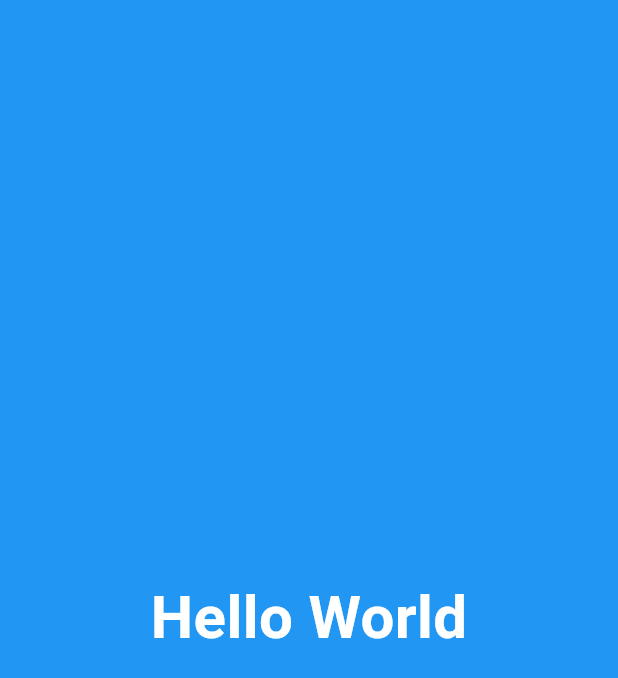
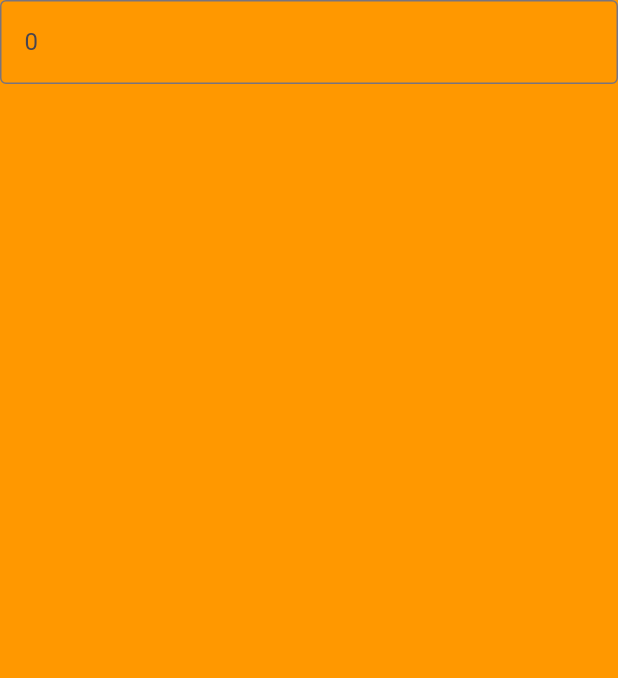
Before and after one commit to omrajindra/learn_futter, a Flutter app: the screen it shows after launch, on a phone screen of 412 x 824 dp. Shown: the top 678 px of the screen. Run offline on Flutter 3.47's test engine with Material 3 defaults, Android fonts, the phone set to English and light mode, and no system bars.

Commit message:
3.1 start of calculator app

```diff
--- a/lib/app/app.dart
+++ b/lib/app/app.dart
@@ -1,5 +1,5 @@
 import 'package:flutter/material.dart';
-import 'package:helloworld/views/home_view.dart';
+import 'package:helloworld/views/home_view_calulator.dart';
 
 class MyApp extends StatelessWidget {
   const MyApp({
@@ -8,6 +8,6 @@ class MyApp extends StatelessWidget {
 
   @override
   Widget build(BuildContext context) {
-    return MaterialApp(title: "Calinote", home: HomeView());
+    return MaterialApp(title: "Calinote", home: HomeCalculatorView());
   }
 }
--- /dev/null
+++ b/lib/views/calculator_view.dart
@@ -0,0 +1,17 @@
+import 'package:flutter/material.dart';
+
+class CalculatorView extends StatelessWidget {
+  const CalculatorView({super.key});
+
+  @override
+  Widget build(BuildContext context) {
+    return const Column(children: [
+      TextField(
+        decoration: InputDecoration(
+            border: OutlineInputBorder(),
+            labelText: "0",
+            hintText: "Enter the number"),
+      )
+    ]);
+  }
+}
--- a/lib/views/home_view.dart
+++ b/lib/views/home_view.dart
@@ -7,7 +7,7 @@ class HomeView extends StatelessWidget {
   Widget build(BuildContext context) {
     return Material(
         child: Container(
-            color: Colors.blue,
+            color: Colors.orange,
             child: Center(
                 child: const Text(
               "Hello World",
--- /dev/null
+++ b/lib/views/home_view_calulator.dart
@@ -0,0 +1,15 @@
+import 'package:flutter/material.dart';
+import 'package:helloworld/views/calculator_view.dart';
+
+class HomeCalculatorView extends StatelessWidget {
+  const HomeCalculatorView({super.key});
+
+  @override
+  Widget build(BuildContext context) {
+    return Material(
+        child: Container(
+      color: Colors.orange,
+      child: CalculatorView(),
+    ));
+  }
+}
--- a/pubspec.yaml
+++ b/pubspec.yaml
@@ -14,6 +14,10 @@ dev_dependencies:
   flutter_test:
     sdk: flutter
   flutter_lints: ^2.0.2
+  bdd_widget_test: ^1.2.1
+  build_runner: ^2.3.3
+  flutter_driver:
+    sdk: flutter
 
 flutter:
   uses-material-design: true
```
Also changed, not shown: 1 other file.
